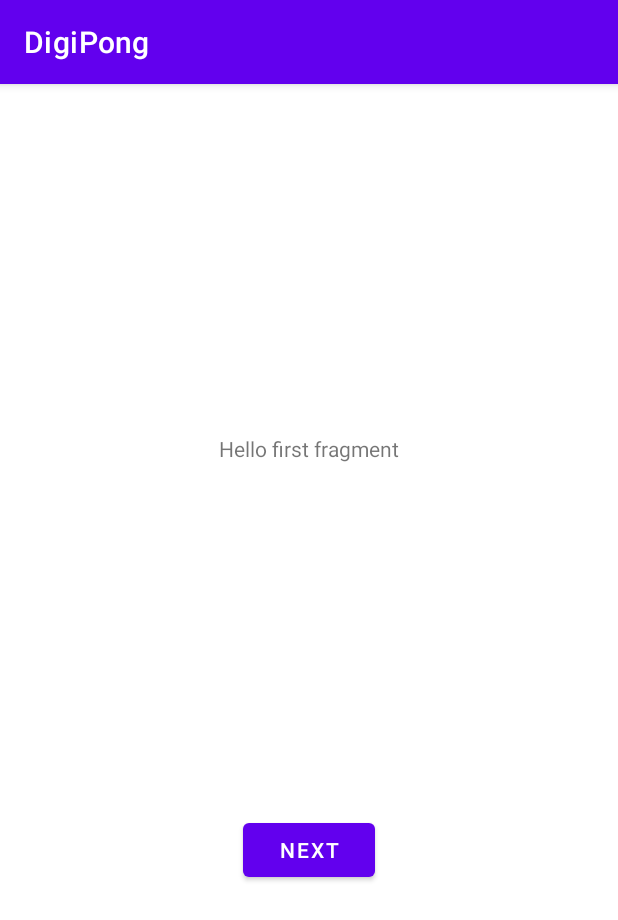
After one commit to LukasStudent123/MAMN01-Projekt, an Android app: the fragment FirstFragment shown on its own in the app's theme, on a phone screen of 412 x 824 dp. The commit adds this screen. Shown: the top 920 px of the screen. Run offline under Robolectric (Android 15) with nearby library versions, the phone set to English and light mode, and no system bars.

```diff
--- a/app/Digipong/build.gradle
+++ b/app/Digipong/build.gradle
@@ -33,6 +33,8 @@
     implementation 'androidx.appcompat:appcompat:1.1.0'
     implementation 'com.google.android.material:material:1.1.0'
     implementation 'androidx.constraintlayout:constraintlayout:1.1.3'
+    implementation 'androidx.navigation:navigation-fragment:2.2.2'
+    implementation 'androidx.navigation:navigation-ui:2.2.2'
     testImplementation 'junit:junit:4.+'
     androidTestImplementation 'androidx.test.ext:junit:1.1.1'
     androidTestImplementation 'androidx.test.espresso:espresso-core:3.2.0'
--- a/app/Digipong/src/main/AndroidManifest.xml
+++ b/app/Digipong/src/main/AndroidManifest.xml
@@ -12,7 +12,11 @@
         android:roundIcon="@mipmap/ic_launcher_round"
         android:supportsRtl="true"
         android:theme="@style/Theme.MyApplication">
-        <activity android:name=".OnEdgeActivity"/>
+        <activity
+            android:name=".DrinkActivity"
+            android:label="@string/title_activity_drink"
+            android:theme="@style/Theme.MyApplication.NoActionBar"></activity>
+        <activity android:name=".OnEdgeActivity" />
         <activity android:name=".RankActivity" />
         <activity android:name=".GameActivity" />
         <activity android:name=".StartActivity" />
--- /dev/null
+++ b/app/Digipong/src/main/java/com/example/digipong/FirstFragment.java
@@ -0,0 +1,34 @@
+package com.example.digipong;
+
+import android.os.Bundle;
+import android.view.LayoutInflater;
+import android.view.View;
+import android.view.ViewGroup;
+
+import androidx.annotation.NonNull;
+import androidx.fragment.app.Fragment;
+import androidx.navigation.fragment.NavHostFragment;
+
+public class FirstFragment extends Fragment {
+
+    @Override
+    public View onCreateView(
+            LayoutInflater inflater, ViewGroup container,
+            Bundle savedInstanceState
+    ) {
+        // Inflate the layout for this fragment
+        return inflater.inflate(R.layout.fragment_first, container, false);
+    }
+
+    public void onViewCreated(@NonNull View view, Bundle savedInstanceState) {
+        super.onViewCreated(view, savedInstanceState);
+
+        view.findViewById(R.id.button_first).setOnClickListener(new View.OnClickListener() {
+            @Override
+            public void onClick(View view) {
+                NavHostFragment.findNavController(FirstFragment.this)
+                        .navigate(R.id.action_FirstFragment_to_SecondFragment);
+            }
+        });
+    }
+}
--- /dev/null
+++ b/app/Digipong/src/main/res/layout/content_drink.xml
@@ -0,0 +1,6 @@
+<?xml version="1.0" encoding="utf-8"?>
+<androidx.constraintlayout.widget.ConstraintLayout xmlns:android="http://schemas.android.com/apk/res/android"
+    xmlns:app="http://schemas.android.com/apk/res-auto"
+    android:layout_width="match_parent"
+    android:layout_height="match_parent"
+    app:layout_behavior="@string/appbar_scrolling_view_behavior"></androidx.constraintlayout.widget.ConstraintLayout>
--- /dev/null
+++ b/app/Digipong/src/main/res/layout/fragment_first.xml
@@ -0,0 +1,28 @@
+<?xml version="1.0" encoding="utf-8"?>
+<androidx.constraintlayout.widget.ConstraintLayout xmlns:android="http://schemas.android.com/apk/res/android"
+    xmlns:app="http://schemas.android.com/apk/res-auto"
+    xmlns:tools="http://schemas.android.com/tools"
+    android:layout_width="match_parent"
+    android:layout_height="match_parent"
+    tools:context=".FirstFragment">
+
+    <TextView
+        android:id="@+id/textview_first"
+        android:layout_width="wrap_content"
+        android:layout_height="wrap_content"
+        android:text="@string/hello_first_fragment"
+        app:layout_constraintBottom_toTopOf="@id/button_first"
+        app:layout_constraintEnd_toEndOf="parent"
+        app:layout_constraintStart_toStartOf="parent"
+        app:layout_constraintTop_toTopOf="parent" />
+
+    <Button
+        android:id="@+id/button_first"
+        android:layout_width="wrap_content"
+        android:layout_height="wrap_content"
+        android:text="@string/next"
+        app:layout_constraintBottom_toBottomOf="parent"
+        app:layout_constraintEnd_toEndOf="parent"
+        app:layout_constraintStart_toStartOf="parent"
+        app:layout_constraintTop_toBottomOf="@id/textview_first" />
+</androidx.constraintlayout.widget.ConstraintLayout>
--- /dev/null
+++ b/app/Digipong/src/main/res/values/dimens.xml
@@ -0,0 +1,3 @@
+<resources>
+    <dimen name="fab_margin">16dp</dimen>
+</resources>
--- a/app/Digipong/src/main/res/values/strings.xml
+++ b/app/Digipong/src/main/res/values/strings.xml
@@ -1,3 +1,12 @@
 <resources>
     <string name="app_name">DigiPong</string>
+    <string name="title_activity_drink">DrinkActivity</string>
+    <!-- Strings used for fragments for navigation -->
+    <string name="first_fragment_label">First Fragment</string>
+    <string name="second_fragment_label">Second Fragment</string>
+    <string name="next">Next</string>
+    <string name="previous">Previous</string>
+
+    <string name="hello_first_fragment">Hello first fragment</string>
+    <string name="hello_second_fragment">Hello second fragment. Arg: %1$s</string>
 </resources>
--- a/app/Digipong/src/main/res/values/themes.xml
+++ b/app/Digipong/src/main/res/values/themes.xml
@@ -13,4 +13,13 @@
         <item name="android:statusBarColor" tools:targetApi="l">?attr/colorPrimaryVariant</item>
         <!-- Customize your theme here. -->
     </style>
+
+    <style name="Theme.MyApplication.NoActionBar">
+        <item name="windowActionBar">false</item>
+        <item name="windowNoTitle">true</item>
+    </style>
+
+    <style name="Theme.MyApplication.AppBarOverlay" parent="ThemeOverlay.AppCompat.Dark.ActionBar" />
+
+    <style name="Theme.MyApplication.PopupOverlay" parent="ThemeOverlay.AppCompat.Light" />
 </resources>
```
Also changed, not shown: app/Digipong/src/main/java/com/example/digipong/DrinkActivity.java (added, +31 -0 lines), app/Digipong/src/main/java/com/example/digipong/SecondFragment.java (added, +34 -0 lines), app/Digipong/src/main/java/com/example/digipong/StartActivity.java (+7 -0 lines), app/Digipong/src/main/res/layout/activity_drink.xml (added, +33 -0 lines), app/Digipong/src/main/res/layout/fragment_second.xml (added, +27 -0 lines), app/Digipong/src/main/res/navigation/nav_graph.xml (added, +28 -0 lines).
